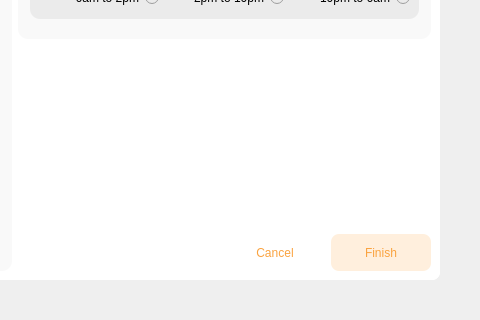
maeven-tapa/cpet8_group8_workspace, file EALS UI/v0.2/enroll_employee.ui: the form before one commit; both pictures show x 438 to 918 and y 456 to 776 of the 918 by 776 pixel window.
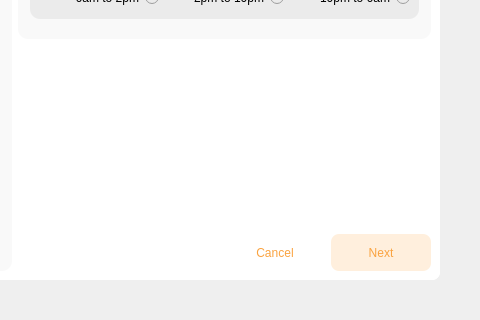
The form after the commit. The open tabs and pages were chosen to show the change.

The edit to the form file:
```diff
--- a/EALS UI/v0.2/enroll_employee.ui
+++ b/EALS UI/v0.2/enroll_employee.ui
@@ -740,7 +740,7 @@
 color: rgb(250, 163, 64);</string>
          </property>
          <property name="text">
-          <string>Finish</string>
+          <string>Next</string>
          </property>
         </widget>
        </item>
```
Left out of the diff: 34 changed lines with no effect on the pictures.
